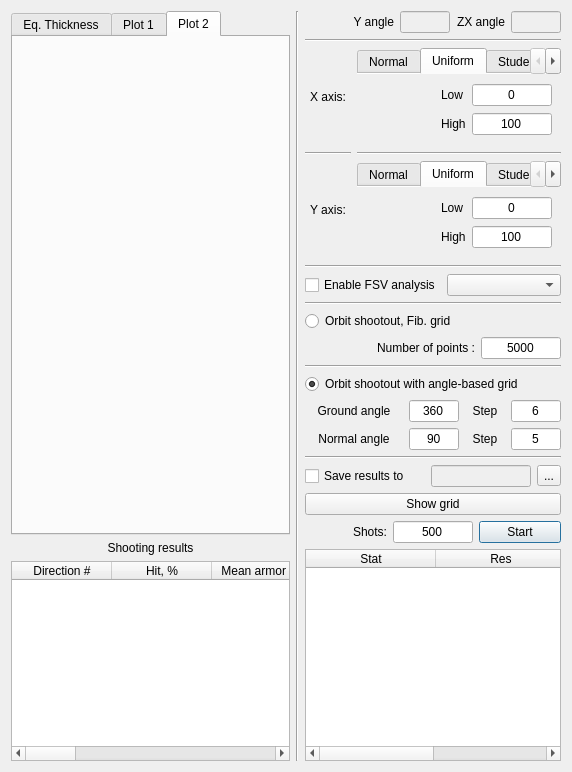
Before: the Qt Designer form UI/statsshow.ui in bakeryproducts/ConstructorM4, drawn with Qt 5.
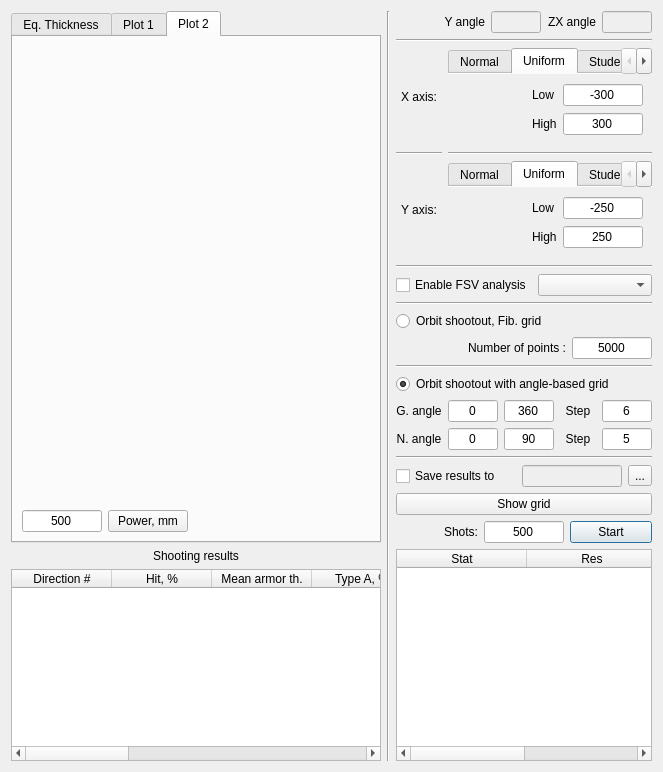
After: the same form once the commit is applied. The open tabs and pages were chosen to show the change.

The edit to the form file:
```diff
--- a/UI/statsshow.ui
+++ b/UI/statsshow.ui
@@ -6,7 +6,7 @@
    <rect>
     <x>0</x>
     <y>0</y>
-    <width>572</width>
+    <width>663</width>
     <height>772</height>
    </rect>
   </property>
@@ -35,6 +35,64 @@
         <attribute name="title">
          <string>Plot 2</string>
         </attribute>
+        <layout class="QVBoxLayout" name="verticalLayout_3">
+         <item>
+          <widget class="QWidget" name="widget" native="true">
+           <property name="sizePolicy">
+            <sizepolicy hsizetype="Expanding" vsizetype="Expanding">
+             <horstretch>0</horstretch>
+             <verstretch>0</verstretch>
+            </sizepolicy>
+           </property>
+          </widget>
+         </item>
+         <item>
+          <layout class="QHBoxLayout" name="horizontalLayout_3">
+           <item>
+            <widget class="QLineEdit" name="ln_power">
+             <property name="sizePolicy">
+              <sizepolicy hsizetype="Minimum" vsizetype="Fixed">
+               <horstretch>0</horstretch>
+               <verstretch>0</verstretch>
+              </sizepolicy>
+             </property>
+             <property name="maximumSize">
+              <size>
+               <width>80</width>
+               <height>16777215</height>
+              </size>
+             </property>
+             <property name="text">
+              <string>500</string>
+             </property>
+             <property name="alignment">
+              <set>Qt::AlignCenter</set>
+             </property>
+            </widget>
+           </item>
+           <item>
+            <widget class="QPushButton" name="btn_power">
+             <property name="text">
+              <string>Power, mm</string>
+             </property>
+            </widget>
+           </item>
+           <item>
+            <spacer name="horizontalSpacer_13">
+             <property name="orientation">
+              <enum>Qt::Horizontal</enum>
+             </property>
+             <property name="sizeHint" stdset="0">
+              <size>
+               <width>40</width>
+               <height>20</height>
+              </size>
+             </property>
+            </spacer>
+           </item>
+          </layout>
+         </item>
+        </layout>
        </widget>
       </widget>
      </item>
@@ -59,7 +117,7 @@
        <property name="minimumSize">
         <size>
          <width>200</width>
-         <height>200</height>
+         <height>150</height>
         </size>
        </property>
        <column>
@@ -370,7 +428,7 @@
               </size>
              </property>
              <property name="text">
-              <string>0</string>
+              <string>-300</string>
              </property>
              <property name="alignment">
               <set>Qt::AlignCenter</set>
@@ -392,7 +450,7 @@
               </size>
              </property>
              <property name="text">
-              <string>100</string>
+              <string>300</string>
              </property>
              <property name="alignment">
               <set>Qt::AlignCenter</set>
@@ -916,7 +974,7 @@
               </size>
              </property>
              <property name="text">
-              <string>0</string>
+              <string>-250</string>
              </property>
              <property name="alignment">
               <set>Qt::AlignCenter</set>
@@ -945,7 +1003,7 @@
               </size>
              </property>
              <property name="text">
-              <string>100</string>
+              <string>250</string>
              </property>
              <property name="alignment">
               <set>Qt::AlignCenter</set>
@@ -1439,30 +1497,8 @@
      </item>
      <item>
       <layout class="QGridLayout" name="gridLayout_13">
-       <item row="0" column="3">
-        <widget class="QLineEdit" name="ln_gastep">
-         <property name="sizePolicy">
-          <sizepolicy hsizetype="Minimum" vsizetype="Fixed">
-           <horstretch>0</horstretch>
-           <verstretch>0</verstretch>
-          </sizepolicy>
-         </property>
-         <property name="maximumSize">
-          <size>
-           <width>50</width>
-           <height>16777215</height>
-          </size>
-         </property>
-         <property name="text">
-          <string>6</string>
-         </property>
-         <property name="alignment">
-          <set>Qt::AlignCenter</set>
-         </property>
-        </widget>
-       </item>
-       <item row="1" column="0">
-        <widget class="QLabel" name="label_16">
+       <item row="0" column="0">
+        <widget class="QLabel" name="label_3">
          <property name="sizePolicy">
           <sizepolicy hsizetype="Minimum" vsizetype="Preferred">
            <horstretch>0</horstretch>
@@ -1470,36 +1506,14 @@
           </sizepolicy>
          </property>
          <property name="text">
-          <string>Normal angle</string>
+          <string>G. angle</string>
          </property>
          <property name="alignment">
           <set>Qt::AlignCenter</set>
          </property>
         </widget>
        </item>
-       <item row="0" column="1">
-        <widget class="QLineEdit" name="ln_grang">
-         <property name="sizePolicy">
-          <sizepolicy hsizetype="Minimum" vsizetype="Fixed">
-           <horstretch>0</horstretch>
-           <verstretch>0</verstretch>
-          </sizepolicy>
-         </property>
-         <property name="maximumSize">
-          <size>
-           <width>50</width>
-           <height>16777215</height>
-          </size>
-         </property>
-         <property name="text">
-          <string>360</string>
-         </property>
-         <property name="alignment">
-          <set>Qt::AlignCenter</set>
-         </property>
-        </widget>
-       </item>
-       <item row="0" column="2">
+       <item row="0" column="3">
         <widget class="QLabel" name="label_27">
          <property name="sizePolicy">
           <sizepolicy hsizetype="Minimum" vsizetype="Preferred">
@@ -1521,7 +1535,7 @@
          </property>
         </widget>
        </item>
-       <item row="1" column="3">
+       <item row="1" column="4">
         <widget class="QLineEdit" name="ln_nastep">
          <property name="sizePolicy">
           <sizepolicy hsizetype="Minimum" vsizetype="Fixed">
@@ -1543,9 +1557,25 @@
          </property>
         </widget>
        </item>
-       <item row="1" column="1">
-        <widget class="QLineEdit" name="ln_norang">
+       <item row="1" column="0">
+        <widget class="QLabel" name="label_16">
          <property name="sizePolicy">
+          <sizepolicy hsizetype="Minimum" vsizetype="Preferred">
+           <horstretch>0</horstretch>
+           <verstretch>0</verstretch>
+          </sizepolicy>
+         </property>
+         <property name="text">
+          <string>N. angle</string>
+         </property>
+         <property name="alignment">
+          <set>Qt::AlignCenter</set>
+         </property>
+        </widget>
+       </item>
+       <item row="0" column="1">
+        <widget class="QLineEdit" name="ln_grang0">
+         <property name="sizePolicy">
           <sizepolicy hsizetype="Minimum" vsizetype="Fixed">
            <horstretch>0</horstretch>
            <verstretch>0</verstretch>
@@ -1558,14 +1588,36 @@
           </size>
          </property>
          <property name="text">
-          <string>90</string>
+          <string>0</string>
          </property>
          <property name="alignment">
           <set>Qt::AlignCenter</set>
          </property>
         </widget>
        </item>
-       <item row="1" column="2">
+       <item row="0" column="4">
+        <widget class="QLineEdit" name="ln_gastep">
+         <property name="sizePolicy">
+          <sizepolicy hsizetype="Minimum" vsizetype="Fixed">
+           <horstretch>0</horstretch>
+           <verstretch>0</verstretch>
+          </sizepolicy>
+         </property>
+         <property name="maximumSize">
+          <size>
+           <width>50</width>
+           <height>16777215</height>
+          </size>
+         </property>
+         <property name="text">
+          <string>6</string>
+         </property>
+         <property name="alignment">
+          <set>Qt::AlignCenter</set>
+         </property>
+        </widget>
+       </item>
+       <item row="1" column="3">
         <widget class="QLabel" name="label_28">
          <property name="sizePolicy">
           <sizepolicy hsizetype="Minimum" vsizetype="Preferred">
@@ -1587,16 +1639,66 @@
          </property>
         </widget>
        </item>
-       <item row="0" column="0">
-        <widget class="QLabel" name="label_3">
+       <item row="1" column="1">
+        <widget class="QLineEdit" name="ln_norang0">
          <property name="sizePolicy">
-          <sizepolicy hsizetype="Minimum" vsizetype="Preferred">
+          <sizepolicy hsizetype="Minimum" vsizetype="Fixed">
            <horstretch>0</horstretch>
            <verstretch>0</verstretch>
           </sizepolicy>
          </property>
+         <property name="maximumSize">
+          <size>
+           <width>50</width>
+           <height>16777215</height>
+          </size>
+         </property>
          <property name="text">
-          <string>Ground angle</string>
+          <string>0</string>
+         </property>
+         <property name="alignment">
+          <set>Qt::AlignCenter</set>
+         </property>
+        </widget>
+       </item>
+       <item row="0" column="2">
+        <widget class="QLineEdit" name="ln_grang1">
+         <property name="sizePolicy">
+          <sizepolicy hsizetype="Minimum" vsizetype="Fixed">
+           <horstretch>0</horstretch>
+           <verstretch>0</verstretch>
+          </sizepolicy>
+         </property>
+         <property name="maximumSize">
+          <size>
+           <width>50</width>
+           <height>16777215</height>
+          </size>
+         </property>
+         <property name="text">
+          <string>360</string>
+         </property>
+         <property name="alignment">
+          <set>Qt::AlignCenter</set>
+         </property>
+        </widget>
+       </item>
+       <item row="1" column="2">
+        <widget class="QLineEdit" name="ln_norang1">
+         <property name="sizePolicy">
+          <sizepolicy hsizetype="Minimum" vsizetype="Fixed">
+           <horstretch>0</horstretch>
+           <verstretch>0</verstretch>
+          </sizepolicy>
+         </property>
+         <property name="maximumSize">
+          <size>
+           <width>50</width>
+           <height>16777215</height>
+          </size>
+         </property>
+         <property name="text">
+          <string>90</string>
          </property>
          <property name="alignment">
           <set>Qt::AlignCenter</set>
```
Left out of the diff: 2 changed lines with no effect on the pictures.
